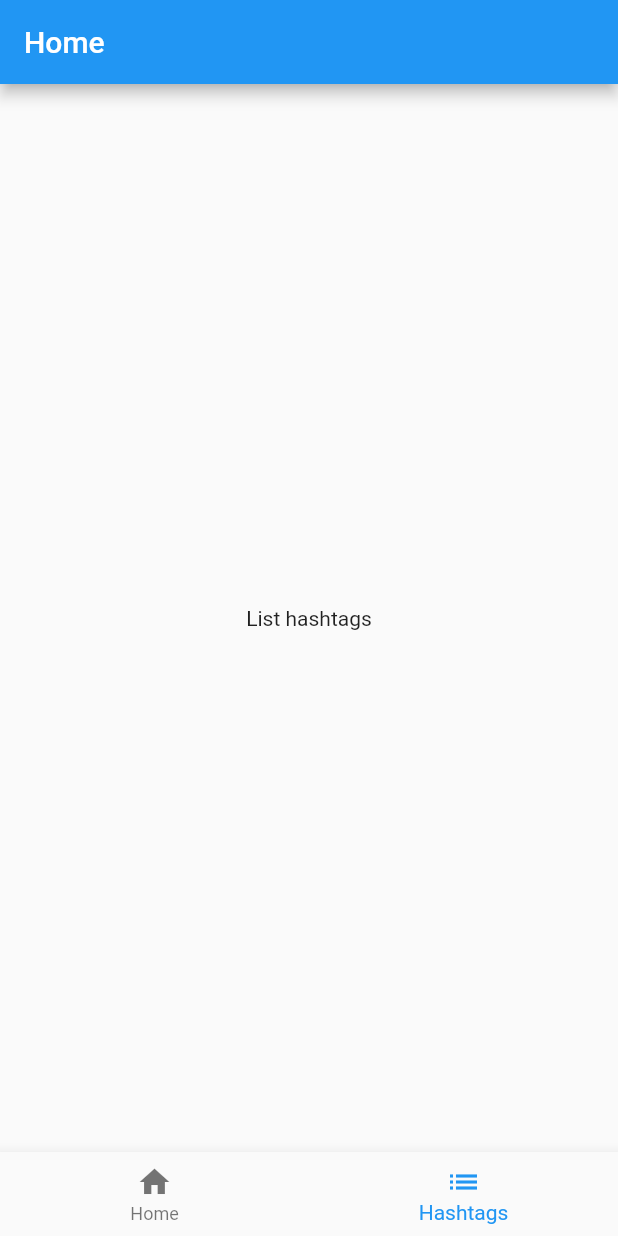
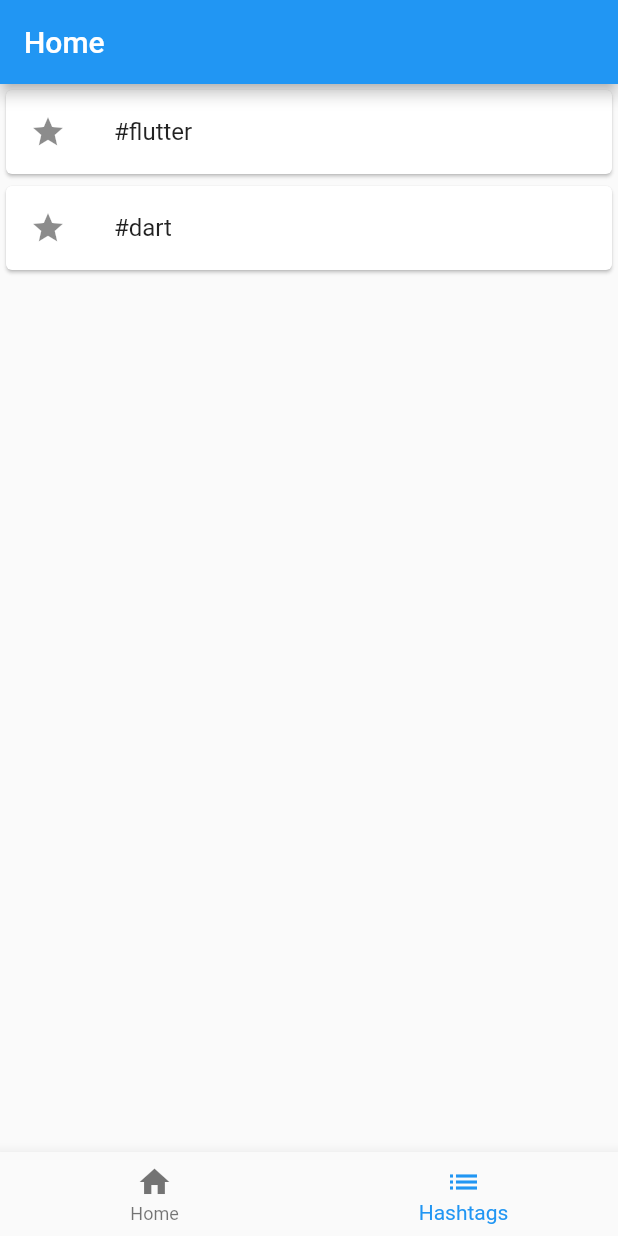
Before and after one commit to Dakarmo/flutter_app_in_one_day, a Flutter app: the screen it shows after launch, swiped to page 2, on a phone screen of 412 x 824 dp. Run offline on Flutter 3.47's test engine with Material 2 defaults, Android fonts, the light colour scheme and no system bars.

Commit message:
mise en place de l'interface d'affiche de la liste des hashtags

```diff
--- a/lib/screens/home_screen.dart
+++ b/lib/screens/home_screen.dart
@@ -10,9 +10,18 @@ class HomeScreen extends StatefulWidget {
 }
 
 class _HomeScreenState extends State<HomeScreen> {
- final PageController _pageController = PageController(initialPage: 0);
+late final PageController _pageController;
 
   int _currentIndex = 0;
+
+
+@override
+  void initState() {
+    super.initState();
+
+    _pageController = PageController(initialPage: _currentIndex);
+  }
+
 
   @override
   void dispose() {
--- a/lib/screens/views/list_hashtag_view.dart
+++ b/lib/screens/views/list_hashtag_view.dart
@@ -1,12 +1,48 @@
 import 'package:flutter/material.dart';
+
+const List<Map<String, dynamic>> listHashtags = [
+  {
+    'name': '#flutter',
+
+  },
+  {
+    'name': '#dart',
+  },
+];
 
 class ListHashtagView extends StatelessWidget {
   const ListHashtagView({Key? key}) : super(key: key);
 
   @override
   Widget build(BuildContext context) {
-    return const Center(
-      child: Text('List hashtags'),
-    );
+    return listHashtags.isEmpty
+      ? const Center(
+         child: Text('No Hashtags available')
+        )
+
+      : ListView.builder(
+        itemCount: listHashtags.length,
+        itemBuilder: (context, index) {
+          return  Dismissible(
+            key: Key(index.toString()),
+            onDismissed: (direction) {
+              ScaffoldMessenger.of(context).showSnackBar(
+                SnackBar(
+                  content: Text('$index suprimer')
+                )
+              );
+            },
+            background: Container(
+              color: Colors.red,
+            ),
+            child: Card(
+              child: ListTile(
+                leading: const Icon(Icons.star),
+                title: Text(listHashtags[index]['name']),
+              ),
+            )
+          );
+        },
+      );
   }
 }
```
